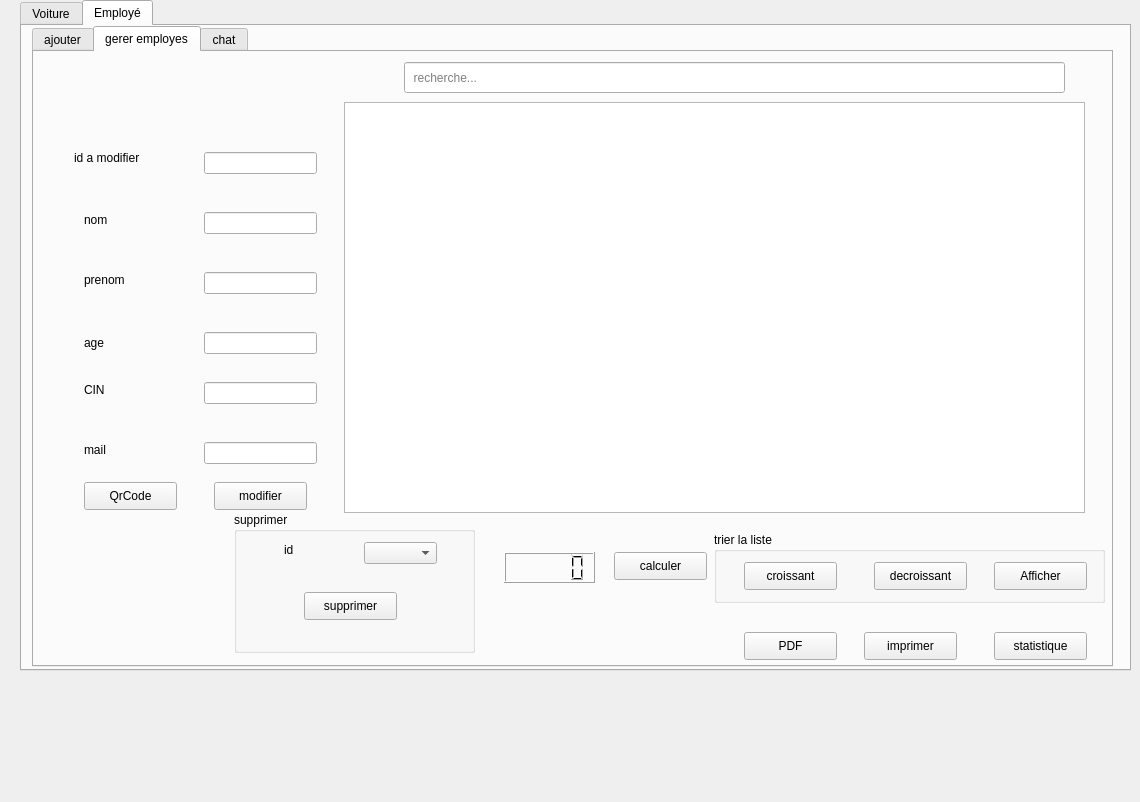
YASSCODER/UberStation_24, file integration/maquette.ui: the form before one commit.
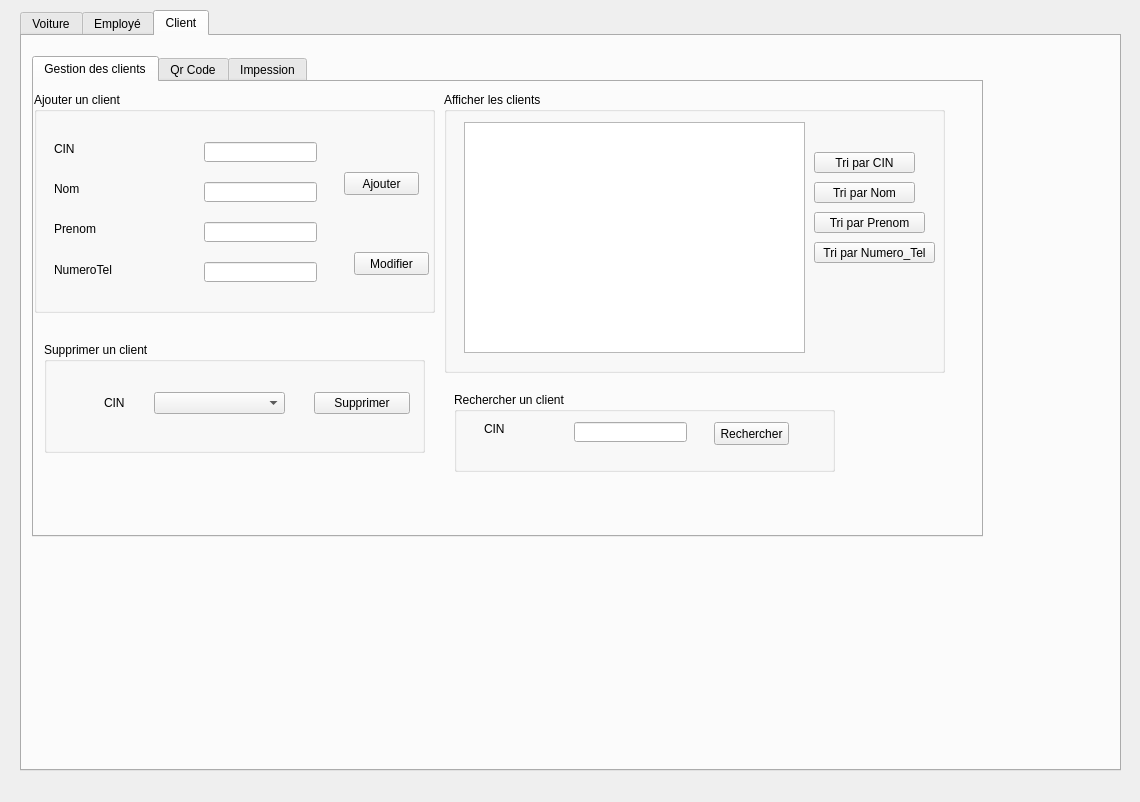
The form after the commit. The open tabs and pages were chosen to show the change.

Diff of the .ui file:
```diff
--- a/integration/maquette.ui
+++ b/integration/maquette.ui
@@ -17,13 +17,13 @@
    <property name="geometry">
     <rect>
      <x>20</x>
-     <y>0</y>
-     <width>1111</width>
-     <height>671</height>
+     <y>10</y>
+     <width>1101</width>
+     <height>761</height>
     </rect>
    </property>
    <property name="currentIndex">
-    <number>1</number>
+    <number>2</number>
    </property>
    <widget class="QWidget" name="tab">
     <attribute name="title">
@@ -380,8 +380,8 @@
       <rect>
        <x>10</x>
        <y>0</y>
-       <width>1081</width>
-       <height>641</height>
+       <width>1111</width>
+       <height>701</height>
       </rect>
      </property>
      <property name="currentIndex">
@@ -1068,6 +1068,439 @@
      </widget>
     </widget>
    </widget>
+   <widget class="QWidget" name="tab_6">
+    <attribute name="title">
+     <string>Client</string>
+    </attribute>
+    <widget class="QTabWidget" name="tabWidget_4">
+     <property name="geometry">
+      <rect>
+       <x>10</x>
+       <y>20</y>
+       <width>951</width>
+       <height>481</height>
+      </rect>
+     </property>
+     <property name="currentIndex">
+      <number>1</number>
+     </property>
+     <widget class="QWidget" name="tab_7">
+      <attribute name="title">
+       <string>Gestion des clients</string>
+      </attribute>
+      <widget class="QGroupBox" name="groupBox_9">
+       <property name="geometry">
+        <rect>
+         <x>0</x>
+         <y>10</y>
+         <width>401</width>
+         <height>221</height>
+        </rect>
+       </property>
+       <property name="title">
+        <string>Ajouter un client</string>
+       </property>
+       <widget class="QLabel" name="label_25">
+        <property name="geometry">
+         <rect>
+          <x>20</x>
+          <y>50</y>
+          <width>47</width>
+          <height>14</height>
+         </rect>
+        </property>
+        <property name="text">
+         <string>CIN</string>
+        </property>
+       </widget>
+       <widget class="QLineEdit" name="le_CIN">
+        <property name="geometry">
+         <rect>
+          <x>170</x>
+          <y>50</y>
+          <width>113</width>
+          <height>20</height>
+         </rect>
+        </property>
+       </widget>
+       <widget class="QLabel" name="label_26">
+        <property name="geometry">
+         <rect>
+          <x>20</x>
+          <y>90</y>
+          <width>47</width>
+          <height>14</height>
+         </rect>
+        </property>
+        <property name="text">
+         <string>Nom</string>
+        </property>
+       </widget>
+       <widget class="QLabel" name="label_27">
+        <property name="geometry">
+         <rect>
+          <x>20</x>
+          <y>130</y>
+          <width>47</width>
+          <height>14</height>
+         </rect>
+        </property>
+        <property name="text">
+         <string>Prenom</string>
+        </property>
+       </widget>
+       <widget class="QLabel" name="label_28">
+        <property name="geometry">
+         <rect>
+          <x>20</x>
+          <y>170</y>
+          <width>61</width>
+          <height>16</height>
+         </rect>
+        </property>
+        <property name="text">
+         <string>NumeroTel</string>
+        </property>
+       </widget>
+       <widget class="QLineEdit" name="le_nom">
+        <property name="geometry">
+         <rect>
+          <x>170</x>
+          <y>90</y>
+          <width>113</width>
+          <height>20</height>
+         </rect>
+        </property>
+       </widget>
+       <widget class="QLineEdit" name="le_prenom">
+        <property name="geometry">
+         <rect>
+          <x>170</x>
+          <y>130</y>
+          <width>113</width>
+          <height>20</height>
+         </rect>
+        </property>
+       </widget>
+       <widget class="QLineEdit" name="le_numTel">
+        <property name="geometry">
+         <rect>
+          <x>170</x>
+          <y>170</y>
+          <width>113</width>
+          <height>20</height>
+         </rect>
+        </property>
+       </widget>
+       <widget class="QPushButton" name="pb_ajouter">
+        <property name="geometry">
+         <rect>
+          <x>310</x>
+          <y>80</y>
+          <width>75</width>
+          <height>23</height>
+         </rect>
+        </property>
+        <property name="text">
+         <string>Ajouter</string>
+        </property>
+       </widget>
+      </widget>
+      <widget class="QGroupBox" name="groupBox_10">
+       <property name="geometry">
+        <rect>
+         <x>10</x>
+         <y>260</y>
+         <width>381</width>
+         <height>111</height>
+        </rect>
+       </property>
+       <property name="title">
+        <string>Supprimer un client</string>
+       </property>
+       <widget class="QComboBox" name="sup">
+        <property name="geometry">
+         <rect>
+          <x>110</x>
+          <y>50</y>
+          <width>131</width>
+          <height>22</height>
+         </rect>
+        </property>
+       </widget>
+       <widget class="QPushButton" name="pb_supprimer">
+        <property name="geometry">
+         <rect>
+          <x>270</x>
+          <y>50</y>
+          <width>96</width>
+          <height>22</height>
+         </rect>
+        </property>
+        <property name="text">
+         <string>Supprimer</string>
+        </property>
+       </widget>
+       <widget class="QLabel" name="label_29">
+        <property name="geometry">
+         <rect>
+          <x>60</x>
+          <y>50</y>
+          <width>21</width>
+          <height>21</height>
+         </rect>
+        </property>
+        <property name="text">
+         <string>CIN</string>
+        </property>
+       </widget>
+      </widget>
+      <widget class="QGroupBox" name="groupBox_11">
+       <property name="geometry">
+        <rect>
+         <x>410</x>
+         <y>10</y>
+         <width>501</width>
+         <height>281</height>
+        </rect>
+       </property>
+       <property name="title">
+        <string>Afficher les clients</string>
+       </property>
+       <widget class="QTableView" name="tab_client">
+        <property name="geometry">
+         <rect>
+          <x>20</x>
+          <y>30</y>
+          <width>341</width>
+          <height>231</height>
+         </rect>
+        </property>
+       </widget>
+       <widget class="QPushButton" name="pb_tri_nom">
+        <property name="geometry">
+         <rect>
+          <x>370</x>
+          <y>90</y>
+          <width>101</width>
+          <height>21</height>
+         </rect>
+        </property>
+        <property name="text">
+         <string>Tri par Nom</string>
+        </property>
+       </widget>
+       <widget class="QPushButton" name="pb_tri_prenom">
+        <property name="geometry">
+         <rect>
+          <x>370</x>
+          <y>120</y>
+          <width>111</width>
+          <height>21</height>
+         </rect>
+        </property>
+        <property name="text">
+         <string>Tri par Prenom</string>
+        </property>
+       </widget>
+       <widget class="QPushButton" name="pb_tri_num">
+        <property name="geometry">
+         <rect>
+          <x>370</x>
+          <y>150</y>
+          <width>121</width>
+          <height>21</height>
+         </rect>
+        </property>
+        <property name="text">
+         <string>Tri par Numero_Tel</string>
+        </property>
+       </widget>
+       <widget class="QPushButton" name="pb_tri_CIN">
+        <property name="geometry">
+         <rect>
+          <x>370</x>
+          <y>60</y>
+          <width>101</width>
+          <height>21</height>
+         </rect>
+        </property>
+        <property name="text">
+         <string>Tri par CIN</string>
+        </property>
+       </widget>
+      </widget>
+      <widget class="QPushButton" name="pb_modifier">
+       <property name="geometry">
+        <rect>
+         <x>320</x>
+         <y>170</y>
+         <width>75</width>
+         <height>23</height>
+        </rect>
+       </property>
+       <property name="text">
+        <string>Modifier</string>
+       </property>
+      </widget>
+      <widget class="QGroupBox" name="groupBox_12">
+       <property name="geometry">
+        <rect>
+         <x>420</x>
+         <y>310</y>
+         <width>381</width>
+         <height>80</height>
+        </rect>
+       </property>
+       <property name="title">
+        <string>Rechercher un client</string>
+       </property>
+       <widget class="QLabel" name="label_30">
+        <property name="geometry">
+         <rect>
+          <x>30</x>
+          <y>30</y>
+          <width>47</width>
+          <height>14</height>
+         </rect>
+        </property>
+        <property name="text">
+         <string>CIN</string>
+        </property>
+       </widget>
+       <widget class="QLineEdit" name="le_CIN_rech">
+        <property name="geometry">
+         <rect>
+          <x>120</x>
+          <y>30</y>
+          <width>113</width>
+          <height>20</height>
+         </rect>
+        </property>
+       </widget>
+       <widget class="QPushButton" name="pb_rechercher">
+        <property name="geometry">
+         <rect>
+          <x>260</x>
+          <y>30</y>
+          <width>75</width>
+          <height>23</height>
+         </rect>
+        </property>
+        <property name="text">
+         <string>Rechercher</string>
+        </property>
+       </widget>
+      </widget>
+     </widget>
+     <widget class="QWidget" name="tab_8">
+      <attribute name="title">
+       <string>Qr Code</string>
+      </attribute>
+      <widget class="QLabel" name="qrcodecommande">
+       <property name="enabled">
+        <bool>true</bool>
+       </property>
+       <property name="geometry">
+        <rect>
+         <x>100</x>
+         <y>40</y>
+         <width>200</width>
+         <height>200</height>
+        </rect>
+       </property>
+       <property name="sizePolicy">
+        <sizepolicy hsizetype="Fixed" vsizetype="Fixed">
+         <horstretch>0</horstretch>
+         <verstretch>0</verstretch>
+        </sizepolicy>
+       </property>
+       <property name="minimumSize">
+        <size>
+         <width>200</width>
+         <height>200</height>
+        </size>
+       </property>
+       <property name="maximumSize">
+        <size>
+         <width>200</width>
+         <height>200</height>
+        </size>
+       </property>
+       <property name="text">
+        <string/>
+       </property>
+      </widget>
+      <widget class="QPushButton" name="qrcodegen">
+       <property name="geometry">
+        <rect>
+         <x>100</x>
+         <y>260</y>
+         <width>200</width>
+         <height>28</height>
+        </rect>
+       </property>
+       <property name="styleSheet">
+        <string notr="true"/>
+       </property>
+       <property name="text">
+        <string>Générer QR Code</string>
+       </property>
+      </widget>
+      <widget class="QTableView" name="tab_client_2">
+       <property name="geometry">
+        <rect>
+         <x>540</x>
+         <y>20</y>
+         <width>381</width>
+         <height>291</height>
+        </rect>
+       </property>
+      </widget>
+      <widget class="QPushButton" name="pb_affichage">
+       <property name="geometry">
+        <rect>
+         <x>690</x>
+         <y>340</y>
+         <width>75</width>
+         <height>23</height>
+        </rect>
+       </property>
+       <property name="text">
+        <string>Afficher</string>
+       </property>
+      </widget>
+     </widget>
+     <widget class="QWidget" name="tab_9">
+      <attribute name="title">
+       <string>Impession</string>
+      </attribute>
+      <widget class="QPushButton" name="pb_imprimer">
+       <property name="geometry">
+        <rect>
+         <x>280</x>
+         <y>370</y>
+         <width>75</width>
+         <height>23</height>
+        </rect>
+       </property>
+       <property name="text">
+        <string>imprimer</string>
+       </property>
+      </widget>
+      <widget class="QTextEdit" name="textEdit_2">
+       <property name="geometry">
+        <rect>
+         <x>30</x>
+         <y>20</y>
+         <width>581</width>
+         <height>331</height>
+        </rect>
+       </property>
+      </widget>
+     </widget>
+    </widget>
+   </widget>
   </widget>
  </widget>
  <resources/>
```
